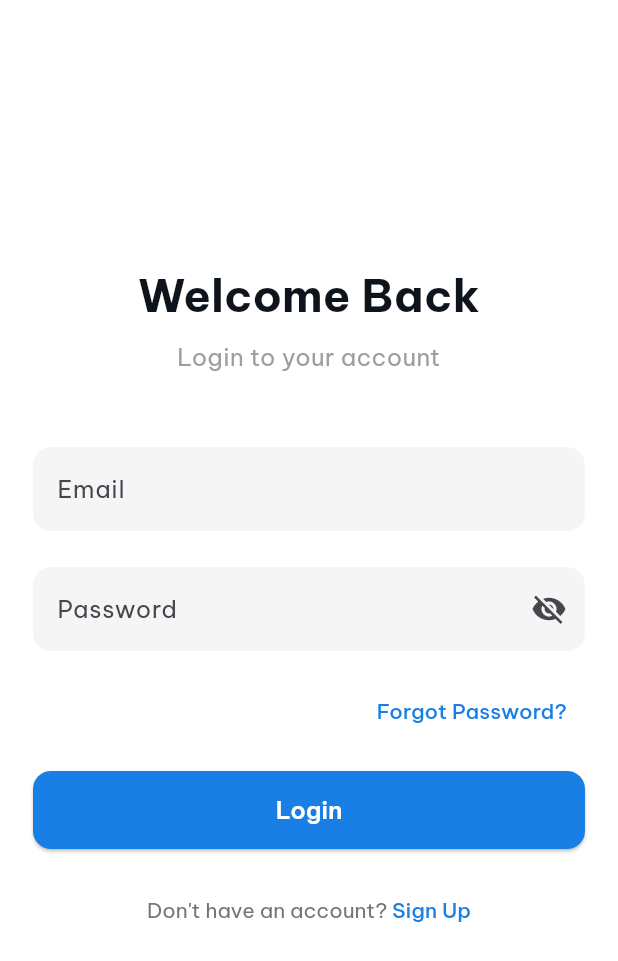
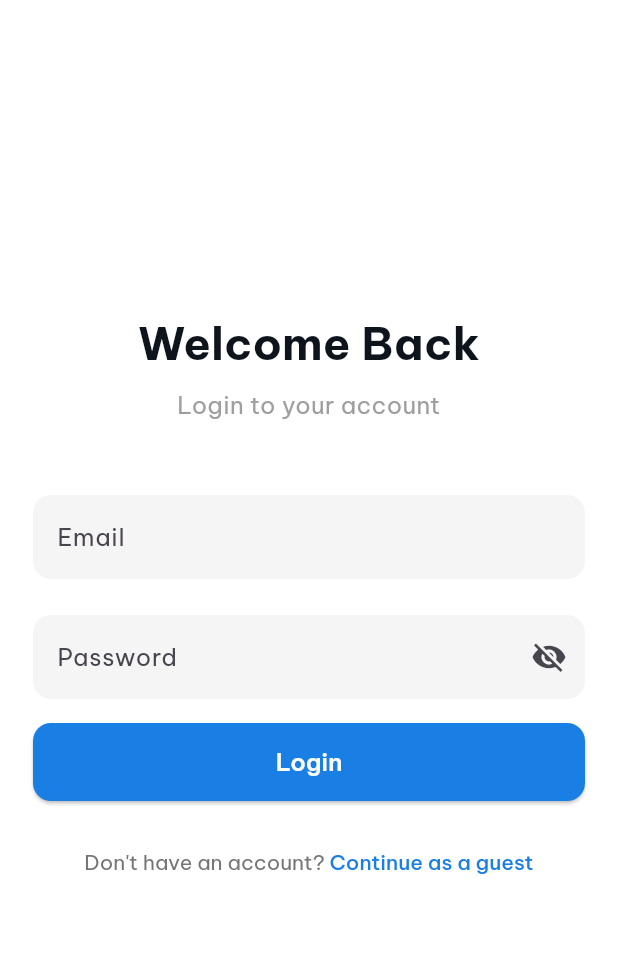
Before and after one commit to kangjoyeuse/Newspub, a Flutter app: the screen it shows after launch, after a tap on "Lewati", after a tap on "Login", on a phone screen of 412 x 824 dp. Shown: the top 961 px of the screen. Run offline on Flutter 3.47's test engine with Material 3 defaults, Android fonts, the phone set to English and light mode, and no system bars; our stand-ins replace flutter_svg, google_fonts, shared_preferences, simple_circular_progress_bar; network calls fail.

Commit message:
refactor: delete register text

```diff
--- a/lib/screen/login_screen.dart
+++ b/lib/screen/login_screen.dart
@@ -1,6 +1,7 @@
 import 'package:flutter/gestures.dart';
 import 'package:flutter/material.dart';
 import 'package:google_fonts/google_fonts.dart';
+import 'package:newspub/screen/home_screen.dart';
 import 'package:newspub/screen/register_screen.dart';
 
 import '../apiservice.dart';
@@ -119,21 +120,6 @@ class _LoginScreenState extends State<LoginScreen> {
                       ),
                     ),
                     SizedBox(height: 16),
-                    // Forgot password
-                    Align(
-                      alignment: Alignment.centerRight,
-                      child: TextButton(
-                        onPressed: () {},
-                        child: Text(
-                          "Forgot Password?",
-                          style: GoogleFonts.beVietnamPro(
-                            color: Color(0xFF197FE5),
-                            fontWeight: FontWeight.w500,
-                          ),
-                        ),
-                      ),
-                    ),
-                    SizedBox(height: 16),
                     // Login Button
                     ElevatedButton(
                       // Validasi username dan password
@@ -203,7 +189,7 @@ class _LoginScreenState extends State<LoginScreen> {
                             ),
                           ),
                           TextSpan(
-                            text: "Sign Up",
+                            text: "Continue as a guest",
                             style: GoogleFonts.beVietnamPro(
                               color: Color(0xFF197FE5),
                               fontWeight: FontWeight.w500,
@@ -214,7 +200,7 @@ class _LoginScreenState extends State<LoginScreen> {
                                     Navigator.pushReplacement(
                                       context,
                                       MaterialPageRoute(
-                                        builder: (context) => RegisterScreen(),
+                                        builder: (context) => NewsHomeScreen(),
                                       ),
                                     );
                                   },
```
